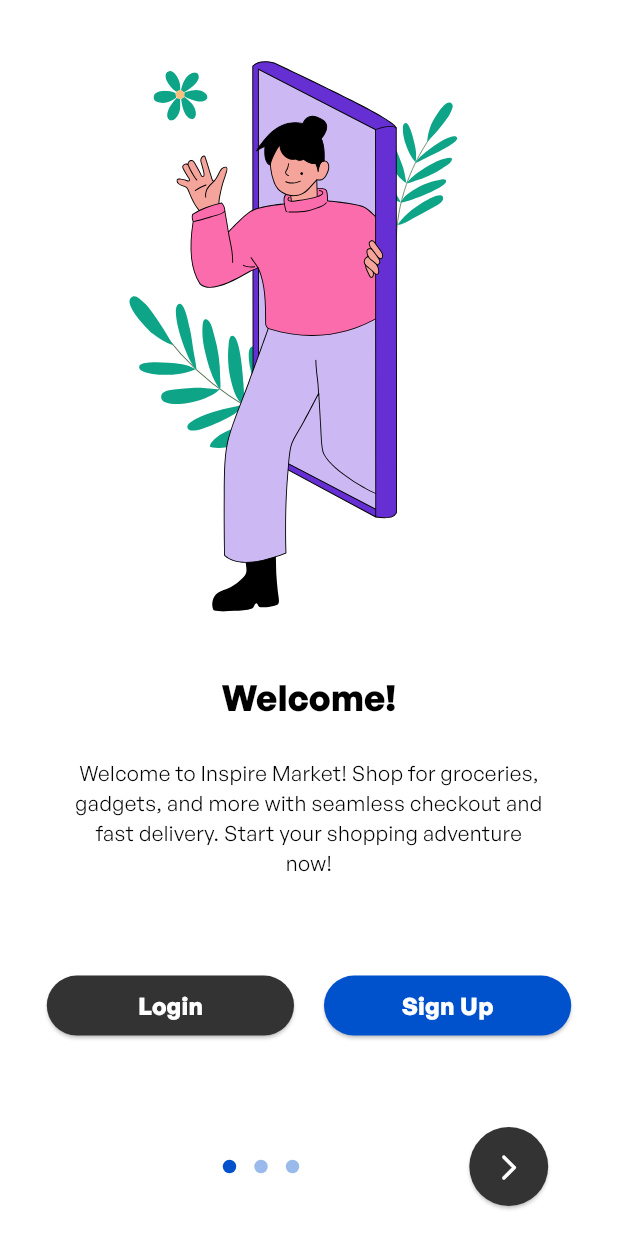
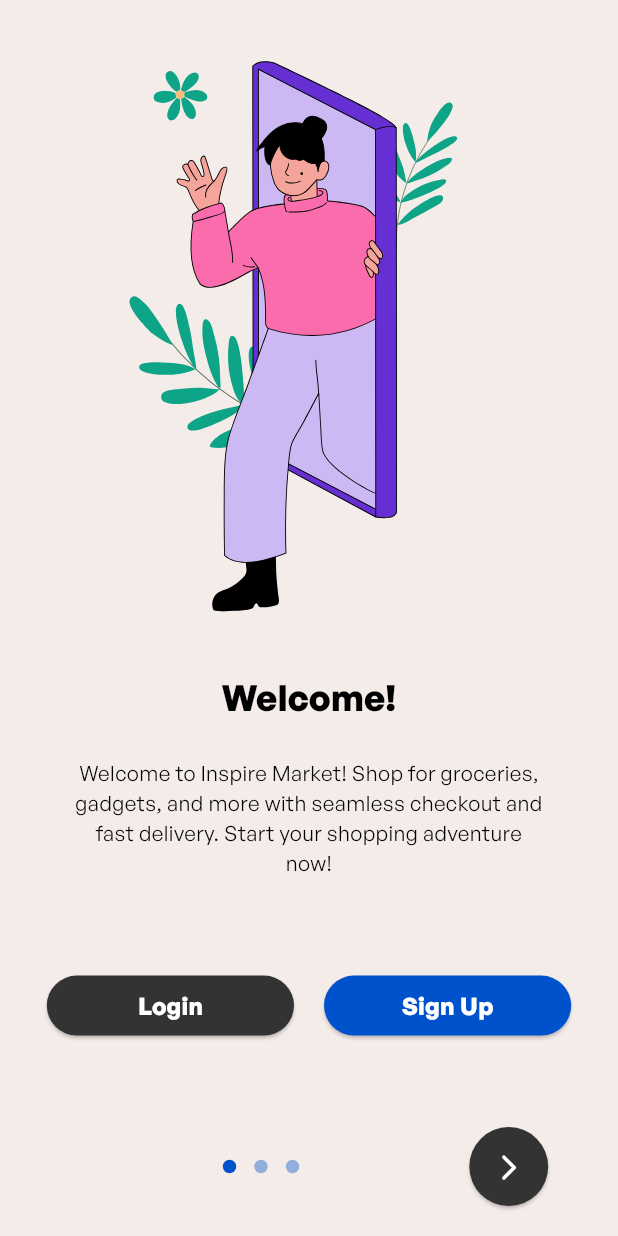
Before and after one commit to AER-Shalaan/smart_e-commerce, a Flutter app: the screen it shows after launch, on a phone screen of 412 x 824 dp. Run offline on Flutter 3.47's test engine with Material 3 defaults, Android fonts, the phone set to English and light mode, and no system bars; drawn by our look-alikes of dots_indicator, widget_and_text_animator; our stand-ins replace animate_do, carousel_slider, dartz, device_preview, dio, equatable and 10 more.

Commit message:
some_eidt

```diff
--- a/lib/config/app_theme.dart
+++ b/lib/config/app_theme.dart
@@ -40,10 +40,7 @@
         backgroundColor: AppColors.primary,
         elevation: 0,
         iconTheme: const IconThemeData(color: Colors.white, size: 24),
-        titleTextStyle: Styles.header3Semibold.copyWith(
-          color: Colors.white,
-          fontSize: 20,
-        ),
+        titleTextStyle: Styles.header2Semibold.copyWith(color: Colors.white),
         centerTitle: true,
         surfaceTintColor: Colors.transparent,
       ),
--- a/lib/core/resuebale_componants/custom_main_button.dart
+++ b/lib/core/resuebale_componants/custom_main_button.dart
@@ -40,7 +40,7 @@
             alignment: Alignment.center,
             backgroundColor: WidgetStateProperty.resolveWith<Color>((states) {
               if (isDisabled) {
-                return theme.disabledColor.withOpacity(0.7);
+                return theme.disabledColor.withAlpha((0.7 * 255).toInt());
               }
               return buttonColor ?? theme.colorScheme.secondary;
             }),
@@ -53,7 +53,9 @@
             overlayColor: WidgetStateProperty.resolveWith<Color?>(
               (states) =>
                   states.contains(WidgetState.pressed)
-                      ? theme.colorScheme.primary.withOpacity(0.08)
+                      ? theme.colorScheme.primary.withAlpha(
+                        (0.08 * 255).toInt(),
+                      )
                       : null,
             ),
             elevation: WidgetStateProperty.resolveWith<double>(
--- a/lib/core/utils/app_colors.dart
+++ b/lib/core/utils/app_colors.dart
@@ -1,7 +1,8 @@
 import 'package:flutter/material.dart';
 
 class AppColors {
-static const Color backGroundColor = Color(0xFFFFFFFF);
+  // Light mode colors
+  static const Color backGroundColor = Color(0xffF4ECE9);
   static const Color primary = Color(0xFF0052CC);
   static const Color secondary = Color(0xFF333333);
   static const Color accent1 = Color(0xFFFF6F61);
@@ -14,7 +15,7 @@
   // Dark mode colors
   static const Color darkBackground = Color(0xFF121212);
   static const Color darkPrimary = Color(0xFF0052CC);
-  static const Color darkSecondary = Color(0xFFE0E0E0);
+  static const Color darkSecondary = Color(0xFF3D77CC);
   static const Color darkAccent1 = Color(0xFFFF6F61);
   static const Color darkAccent2 = Color(0xFF00BFA6);
   static const Color darkAccent3 = Color(0xFFFFC107);
--- a/lib/data/data_source_impl/home/home_tap_data_source_impl/recommended_list_data_source_impl.dart
+++ b/lib/data/data_source_impl/home/home_tap_data_source_impl/recommended_list_data_source_impl.dart
@@ -4,7 +4,6 @@
 import 'package:smart_ecommerce/core/api/failure.dart';
 import 'package:smart_ecommerce/data/data_source/home/home_tap_data_source/recommended_list_data_souce.dart';
 import 'package:smart_ecommerce/data/models/product_details_model/products_model.dart';
-import 'package:smart_ecommerce/data/models/product_details_model/recommended_products_model.dart';
 
 @Injectable(as: RecommendedListDataSource)
 class RecommendedListDataSourceImpl extends RecommendedListDataSource {
```
Also changed, not shown: lib/data/models/product_details_model/recommended_products_model.dart (deleted, +0 -31 lines), lib/layouts/chat_bot/widgets/chat_bot_app_bar.dart (+3 -8 lines), lib/layouts/home/layouts/product_details/widgets/product_details_view_app_bar.dart (+3 -12 lines), lib/layouts/home/tabs/account_tab/account_tab_view.dart (+3 -21 lines).
